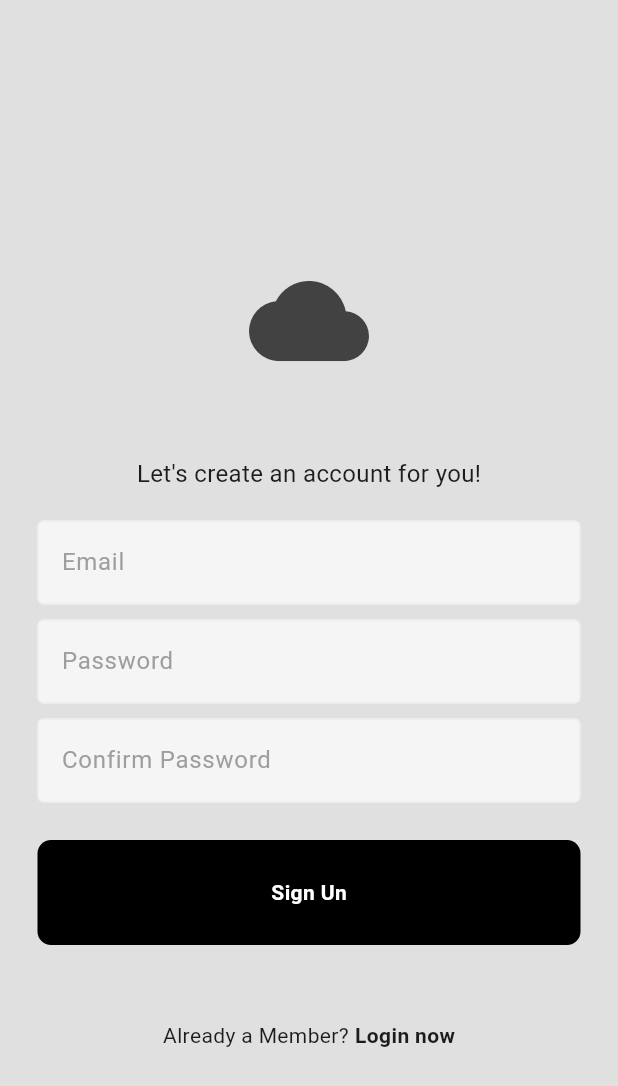
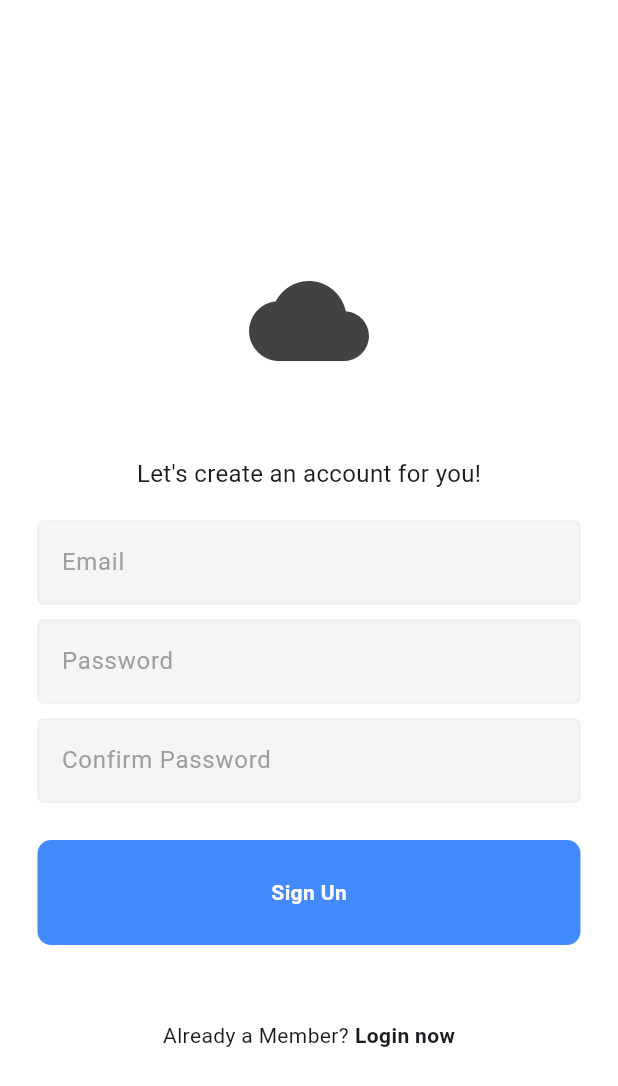
Before and after one commit to janeny117/chat_app, a Flutter app: the screen it shows after launch, after a tap on "Register now", on a phone screen of 412 x 824 dp. Shown: the top 1086 px of the screen. Run offline on Flutter 3.47's test engine with Material 3 defaults, Android fonts, the phone set to English and light mode, and no system bars; our stand-ins replace cloud_firestore, firebase_auth, firebase_core; accounts and stored records are empty; network calls fail.

Commit message:
색 적용

```diff
--- a/lib/components/my_button.dart
+++ b/lib/components/my_button.dart
@@ -13,7 +13,7 @@ class MyButton extends StatelessWidget {
       child: Container(
         padding: const EdgeInsets.all(25),
         decoration: BoxDecoration(
-            color: Colors.black, borderRadius: BorderRadius.circular(9)),
+            color: Colors.blueAccent, borderRadius: BorderRadius.circular(9)),
         child: Center(
           child: Text(
             text,
--- a/lib/main.dart
+++ b/lib/main.dart
@@ -25,7 +25,8 @@ class MyApp extends StatelessWidget {
   Widget build(BuildContext context) {
     return const MaterialApp(
         debugShowCheckedModeBanner: false,
-        home: AuthGate()
+        home: AuthGate(),
+
     );
   }
 }
--- a/lib/pages/chat_page.dart
+++ b/lib/pages/chat_page.dart
@@ -40,7 +40,8 @@ class _ChatPageState extends State<ChatPage> {
   Widget build(BuildContext context) {
     return Scaffold(
       appBar: AppBar(
-        title: Text(widget.receiverUserEmail),
+        backgroundColor: Colors.blue,
+        title: Text(widget.receiverUserEmail, style: TextStyle(color: Colors.white,)),
       ),
       body: Column(
         children: [
--- a/lib/pages/home_page.dart
+++ b/lib/pages/home_page.dart
@@ -28,12 +28,14 @@ class _HomePageState extends State<HomePage> {
   Widget build(BuildContext context) {
     return Scaffold(
       appBar: AppBar(
-        title: Text("Cloud Talk"),
+        backgroundColor: Colors.blue,
+        title: Text("Cloud Talk", style: TextStyle(color: Colors.white,)),
         actions: [
           // sign out button
           IconButton(
             onPressed: signOut,
             icon: const Icon(Icons.logout),
+            color: Colors.white,
           )
         ],
       ),
--- a/lib/pages/login_page.dart
+++ b/lib/pages/login_page.dart
@@ -34,7 +34,7 @@ class _LoginPageState extends State<LoginPage> {
   @override
   Widget build(BuildContext context) {
     return Scaffold(
-        backgroundColor: Colors.grey[300],
+        backgroundColor: Colors.white,
         body: SafeArea(
           child: Center(
             child: Padding(
--- a/lib/pages/register_page.dart
+++ b/lib/pages/register_page.dart
@@ -40,7 +40,7 @@ class _RegisterPageState extends State<RegisterPage> {
   @override
   Widget build(BuildContext context) {
     return Scaffold(
-        backgroundColor: Colors.grey[300],
+        backgroundColor: Colors.white,
         body: SafeArea(
           child: Center(
             child: Padding(
--- a/pubspec.yaml
+++ b/pubspec.yaml
@@ -39,6 +39,7 @@ dependencies:
   firebase_core: ^2.31.0
   provider:
   cloud_firestore: ^4.17.3
+  flutter_dotenv: ^5.1.0
 
 
 dev_dependencies:
@@ -64,7 +65,8 @@ flutter:
   uses-material-design: true
 
   # To add assets to your application, add an assets section, like this:
-  # assets:
+#  assets:
+#    - .env
   #   - images/a_dot_burr.jpeg
   #   - images/a_dot_ham.jpeg
 
```
Also changed, not shown: lib/firebase_options.dart, pubspec.lock, 1 other file.
